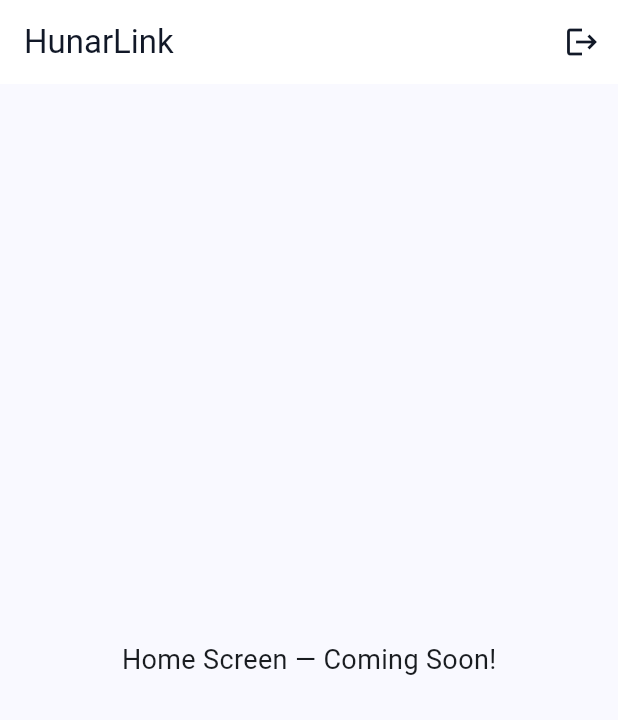
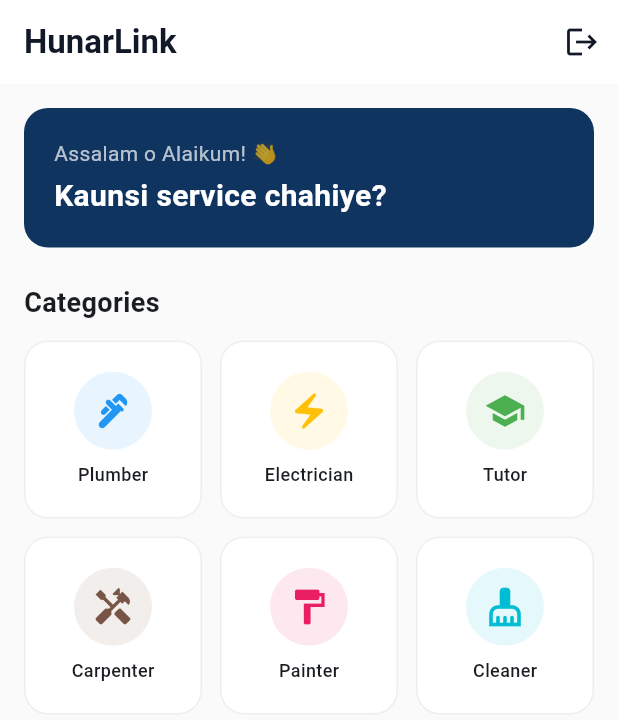
Before and after one commit to Adnanbalti/hunarlink-flutter, a Flutter app: the HomeScreen screen opened directly, on a phone screen of 412 x 824 dp. Shown: the top 720 px of the screen. Run offline on Flutter 3.47's test engine with Material 3 defaults, Android fonts, the phone set to English and light mode, and no system bars; our stand-ins replace dio, flutter_secure_storage; accounts and stored records are empty.

Commit message:
Home screen categories, Provider list with search filter

```diff
--- a/lib/features/home/home_screen.dart
+++ b/lib/features/home/home_screen.dart
@@ -1,15 +1,27 @@
 import 'package:flutter/material.dart';
 import '../auth/auth_service.dart';
 import '../auth/phone_input_screen.dart';
+import '../provider/provider_list_screen.dart';
 
 class HomeScreen extends StatelessWidget {
   const HomeScreen({super.key});
 
+  final List<Map<String, dynamic>> categories = const [
+    {'name': 'Plumber', 'icon': Icons.plumbing, 'color': Color(0xFF2196F3)},
+    {'name': 'Electrician', 'icon': Icons.electric_bolt, 'color': Color(0xFFFFC107)},
+    {'name': 'Tutor', 'icon': Icons.school, 'color': Color(0xFF4CAF50)},
+    {'name': 'Carpenter', 'icon': Icons.handyman, 'color': Color(0xFF795548)},
+    {'name': 'Painter', 'icon': Icons.format_paint, 'color': Color(0xFFE91E63)},
+    {'name': 'Cleaner', 'icon': Icons.cleaning_services, 'color': Color(0xFF00BCD4)},
+  ];
+
   @override
   Widget build(BuildContext context) {
     return Scaffold(
+      backgroundColor: Colors.grey.shade50,
       appBar: AppBar(
-        title: const Text('HunarLink'),
+        title: const Text('HunarLink',
+          style: TextStyle(fontWeight: FontWeight.bold)),
         actions: [
           IconButton(
             icon: const Icon(Icons.logout),
@@ -26,9 +38,83 @@ class HomeScreen extends StatelessWidget {
           ),
         ],
       ),
-      body: const Center(
-        child: Text('Home Screen — Coming Soon!',
-          style: TextStyle(fontSize: 18)),
+      body: SingleChildScrollView(
+        padding: const EdgeInsets.all(16),
+        child: Column(
+          crossAxisAlignment: CrossAxisAlignment.start,
+          children: [
+            // Welcome banner
+            Container(
+              width: double.infinity,
+              padding: const EdgeInsets.all(20),
+              decoration: BoxDecoration(
+                color: const Color(0xFF0F3460),
+                borderRadius: BorderRadius.circular(16),
+              ),
+              child: const Column(
+                crossAxisAlignment: CrossAxisAlignment.start,
+                children: [
+                  Text('Assalam o Alaikum! 👋',
+                    style: TextStyle(color: Colors.white70, fontSize: 14)),
+                  SizedBox(height: 4),
+                  Text('Kaunsi service chahiye?',
+                    style: TextStyle(color: Colors.white,
+                      fontSize: 20, fontWeight: FontWeight.bold)),
+                ],
+              ),
+            ),
+            const SizedBox(height: 24),
+
+            const Text('Categories',
+              style: TextStyle(fontSize: 18, fontWeight: FontWeight.bold)),
+            const SizedBox(height: 12),
+
+            GridView.builder(
+              shrinkWrap: true,
+              physics: const NeverScrollableScrollPhysics(),
+              gridDelegate: const SliverGridDelegateWithFixedCrossAxisCount(
+                crossAxisCount: 3,
+                crossAxisSpacing: 12,
+                mainAxisSpacing: 12,
+                childAspectRatio: 1,
+              ),
+              itemCount: categories.length,
+              itemBuilder: (context, index) {
+                final cat = categories[index];
+                return GestureDetector(
+                  onTap: () => Navigator.push(context,
+                    MaterialPageRoute(builder: (_) =>
+                      ProviderListScreen(skill: cat['name']))),
+                  child: Container(
+                    decoration: BoxDecoration(
+                      color: Colors.white,
+                      borderRadius: BorderRadius.circular(16),
+                      border: Border.all(color: Colors.grey.shade200),
+                    ),
+                    child: Column(
+                      mainAxisAlignment: MainAxisAlignment.center,
+                      children: [
+                        Container(
+                          padding: const EdgeInsets.all(12),
+                          decoration: BoxDecoration(
+                            color: (cat['color'] as Color).withOpacity(0.1),
+                            shape: BoxShape.circle,
+                          ),
+                          child: Icon(cat['icon'] as IconData,
+                            color: cat['color'] as Color, size: 28),
+                        ),
+                        const SizedBox(height: 8),
+                        Text(cat['name'],
+                          style: const TextStyle(
+                            fontSize: 12, fontWeight: FontWeight.w500)),
+                      ],
+                    ),
+                  ),
+                );
+              },
+            ),
+          ],
+        ),
       ),
     );
   }
```
Also changed, not shown: lib/features/provider/provider_detail_screen.dart (added, +17 -0 lines), lib/features/provider/provider_list_screen.dart (added, +148 -0 lines), lib/features/provider/provider_service.dart (added, +20 -0 lines).
